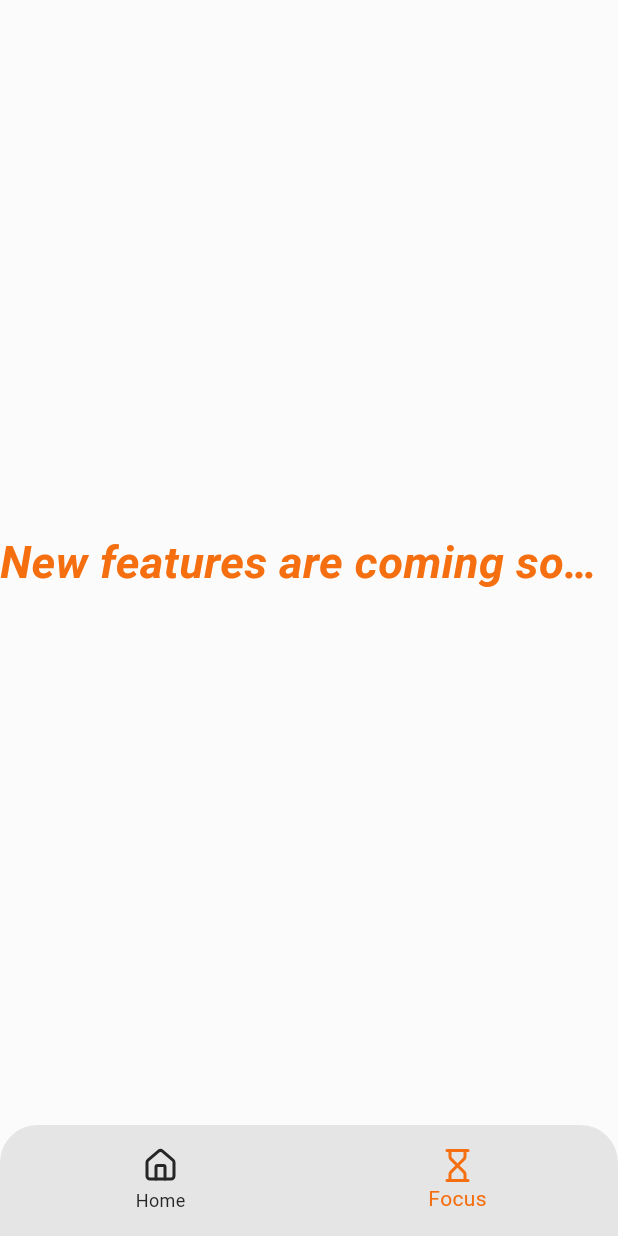
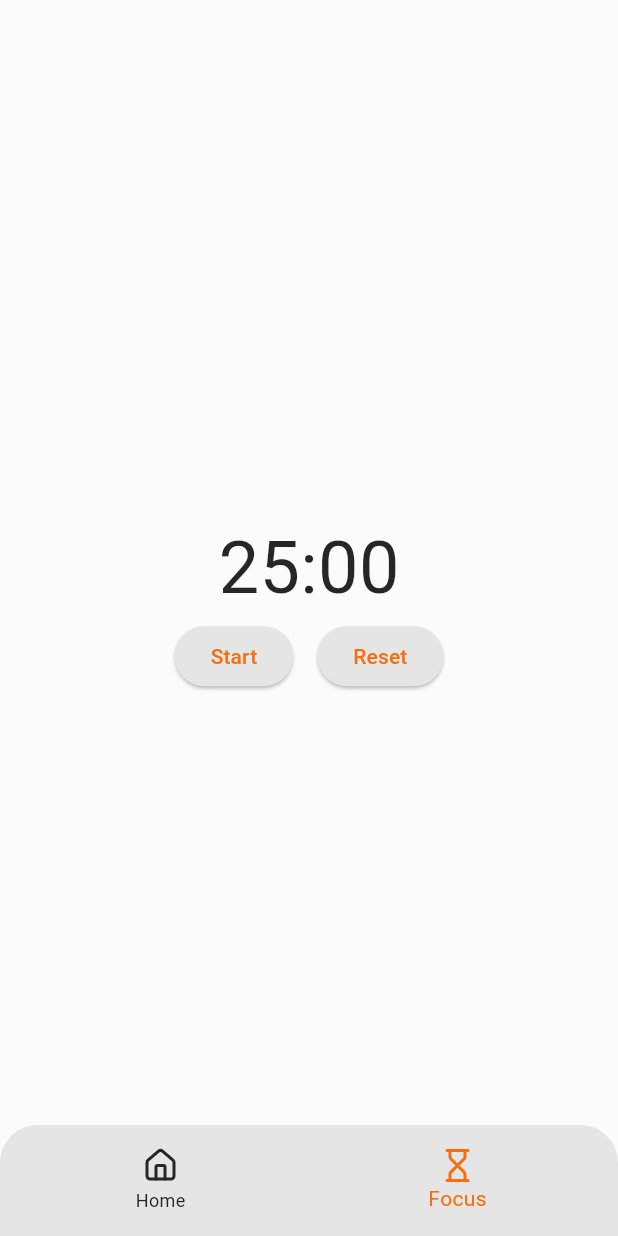
Before and after one commit to Ammarmyp/paamyPomodoro, a Flutter app: the screen it shows after launch, item 2 of the bottom bar chosen, on a phone screen of 412 x 824 dp. Run offline on Flutter 3.47's test engine with Material 3 defaults, Android fonts, the phone set to English and light mode, and no system bars; our stand-ins replace flutter_slidable, get, hive, hive_flutter, lucide_icons; accounts and stored records are empty.

Commit message:
building the timer functionalities

```diff
--- a/lib/pages/focus_screen.dart
+++ b/lib/pages/focus_screen.dart
@@ -1,27 +1,52 @@
 import 'package:flutter/material.dart';
+import 'package:get/get.dart';
+import 'package:paamy_pomodorro/controllers/timer_controller.dart';
 
 class FocusScreen extends StatelessWidget {
-  const FocusScreen({super.key});
+  FocusScreen({super.key});
+
+  final TimerController timerController = Get.find<TimerController>();
 
   @override
   Widget build(BuildContext context) {
     return Scaffold(
+      appBar: AppBar(title: Text('Pomodoro Timer')),
       body: Center(
-        child: Column(
+        child: Obx(() {
+          final minutes = (timerController.remainingTime.value ~/ 60)
+              .toString()
+              .padLeft(2, '0');
+          final seconds = (timerController.remainingTime.value % 60)
+              .toString()
+              .padLeft(2, '0');
+
+          return Column(
             mainAxisAlignment: MainAxisAlignment.center,
             children: [
               Text(
-              'New features are coming soon!',
-              style: TextStyle(
-                fontSize: 30,
-                overflow: TextOverflow.ellipsis,
-                fontWeight: FontWeight.bold,
-                fontStyle: FontStyle.italic,
-                color: Theme.of(context).colorScheme.primary,
+                '$minutes:$seconds',
+                style: TextStyle(fontSize: 48),
               ),
+              Row(
+                mainAxisAlignment: MainAxisAlignment.center,
+                children: [
+                  ElevatedButton(
+                    onPressed: timerController.isRunning.value
+                        ? timerController.pauseTimer
+                        : timerController.startTimer,
+                    child: Text(
+                        timerController.isRunning.value ? 'Pause' : 'Start'),
+                  ),
+                  SizedBox(width: 16),
+                  ElevatedButton(
+                    onPressed: timerController.resetTimer,
+                    child: Text('Reset'),
                   ),
                 ],
               ),
+            ],
+          );
+        }),
       ),
     );
   }
--- a/lib/pages/my_home_page.dart
+++ b/lib/pages/my_home_page.dart
@@ -67,7 +67,7 @@ class MyHomePage extends StatelessWidget {
       case 0:
         return TaskScreen();
       case 1:
-        return const FocusScreen();
+        return FocusScreen();
       default:
         return const Center(
           child: Text("Page not found"),
```
Also changed, not shown: lib/controllers/timer_controller.dart (+65 -10 lines). Lines whose indentation alone changed are shown as unchanged.
